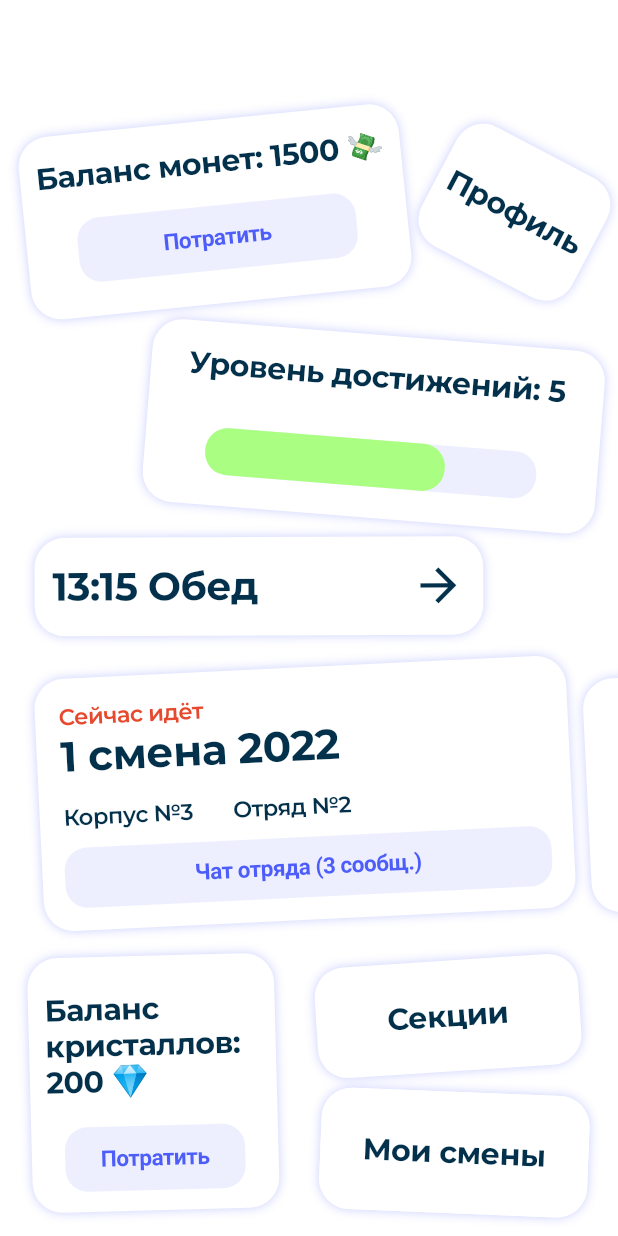
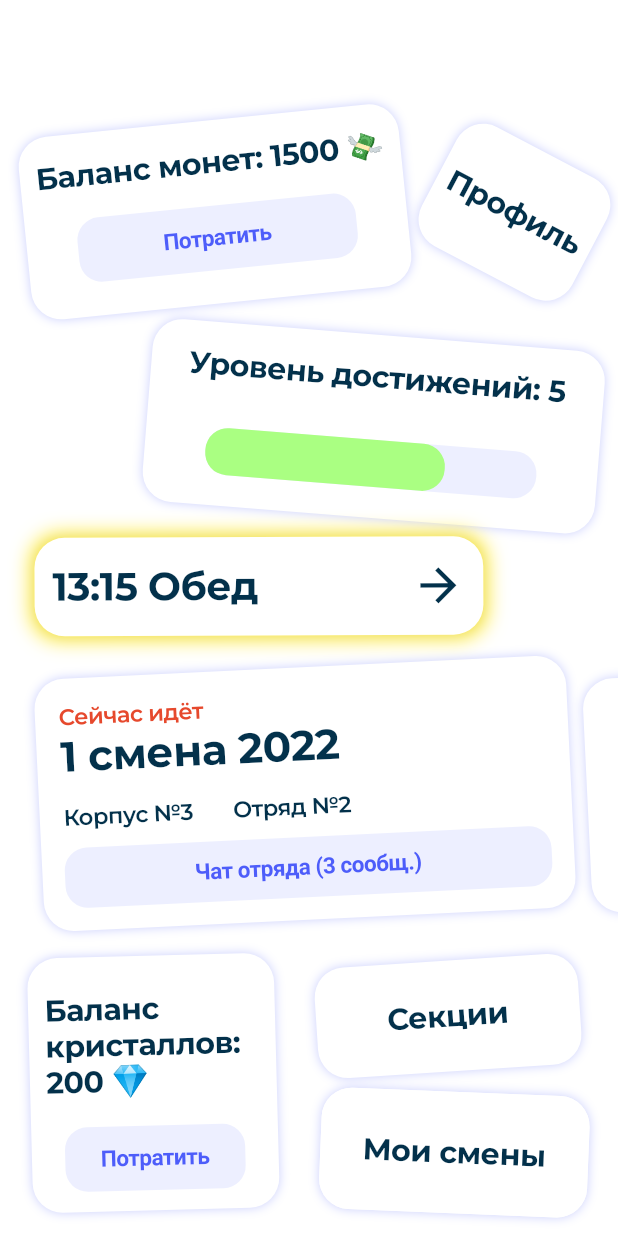
Before and after one commit to abezuglova/first_task_hard, a Flutter app: the screen it shows after launch, on a phone screen of 412 x 824 dp. Run offline on Flutter 3.47's test engine with Material 2 defaults, Android fonts, the phone set to English and light mode, and no system bars; our stand-ins replace flutter_screenutil, google_fonts.

Commit message:
shadow color animation added

```diff
--- a/lib/widgets/timetable_tile_widget.dart
+++ b/lib/widgets/timetable_tile_widget.dart
@@ -46,6 +46,44 @@ class _TimetableTileWidgetState extends State<TimetableTileWidget>
     });
   }
 
+  final Animatable<Color?> _shadow = TweenSequence<Color?>([
+    TweenSequenceItem(
+      weight: 1.0,
+      tween: ColorTween(
+        begin: Colors.yellow,
+        end: Colors.green,
+      ),
+    ),
+    TweenSequenceItem(
+      weight: 1.0,
+      tween: ColorTween(
+        begin: Colors.green,
+        end: Colors.blue,
+      ),
+    ),
+    TweenSequenceItem(
+      weight: 1.0,
+      tween: ColorTween(
+        begin: Colors.blue,
+        end: Colors.purple,
+      ),
+    ),
+    TweenSequenceItem(
+      weight: 1.0,
+      tween: ColorTween(
+        begin: Colors.purple,
+        end: Colors.pink,
+      ),
+    ),
+    TweenSequenceItem(
+      weight: 1.0,
+      tween: ColorTween(
+        begin: Colors.pink,
+        end: Colors.red,
+      ),
+    ),
+  ]);
+
   @override
   void dispose() {
     _controller.dispose();
@@ -72,18 +110,33 @@ class _TimetableTileWidgetState extends State<TimetableTileWidget>
           rotateAngle: _rotateAnimation.value,
           tileWidth: _sizeAnimation.value.dx,
           tileHeight: _sizeAnimation.value.dy,
-          child: Padding(
+          child: Container(
+            width: _sizeAnimation.value.dx,
+            height: _sizeAnimation.value.dy,
+            decoration: BoxDecoration(
+              color: Colors.white,
+              borderRadius: BorderRadius.all(Radius.circular(20.r)),
+              boxShadow: [
+                BoxShadow(
+                  color: _shadow
+                      .evaluate(AlwaysStoppedAnimation(_controller.value))!,
+                  blurRadius: 10.r,
+                  spreadRadius: 3.r,
+                  offset: const Offset(0, 0),
+                ),
+              ],
+            ),
             padding: EdgeInsets.symmetric(horizontal: 12.w),
             child: _controller.isAnimating
                 ? null
                 : _controller.isCompleted
                     ? Center(
-                      child: Text(
+                        child: Text(
                           'Здесь будет расписание',
                           style: textTheme.headlineLarge,
                           textAlign: TextAlign.center,
                         ),
-                    )
+                      )
                     : Row(
                         mainAxisAlignment: MainAxisAlignment.spaceBetween,
                         children: [
```
